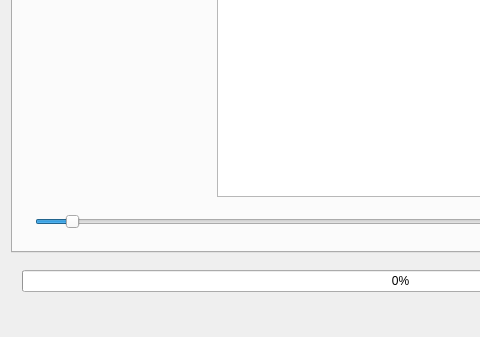
sojoe02/RANA, file mainwindow.ui: the form before one commit; both pictures show x 0 to 480 and y 452 to 789 of the 908 by 789 pixel window.
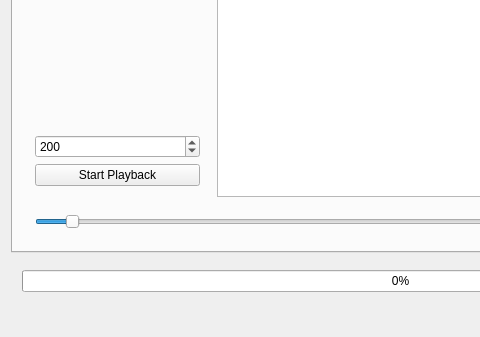
The form after the commit.

Commit message: Events can now be played back, with a set delay between frames

```diff
--- a/mainwindow.ui
+++ b/mainwindow.ui
@@ -1134,6 +1134,32 @@
              </property>
             </widget>
            </item>
+           <item>
+            <widget class="QSpinBox" name="vis_controlEventPlaySpinBox">
+             <property name="accelerated">
+              <bool>true</bool>
+             </property>
+             <property name="minimum">
+              <number>10</number>
+             </property>
+             <property name="maximum">
+              <number>10000</number>
+             </property>
+             <property name="singleStep">
+              <number>10</number>
+             </property>
+             <property name="value">
+              <number>200</number>
+             </property>
+            </widget>
+           </item>
+           <item>
+            <widget class="QPushButton" name="vis_eventPlayPushButton">
+             <property name="text">
+              <string>Start Playback</string>
+             </property>
+            </widget>
+           </item>
           </layout>
          </widget>
         </item>
```
Left out of the diff: 2 changed lines with no effect on the pictures. The commit also changes 4 other files.
